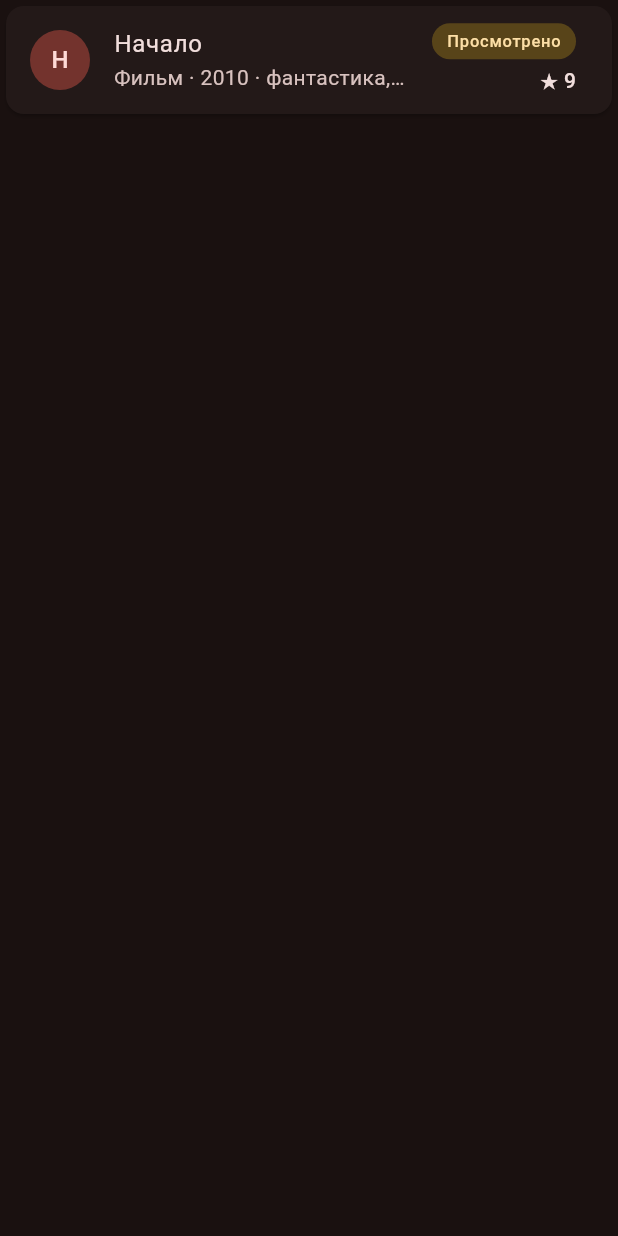
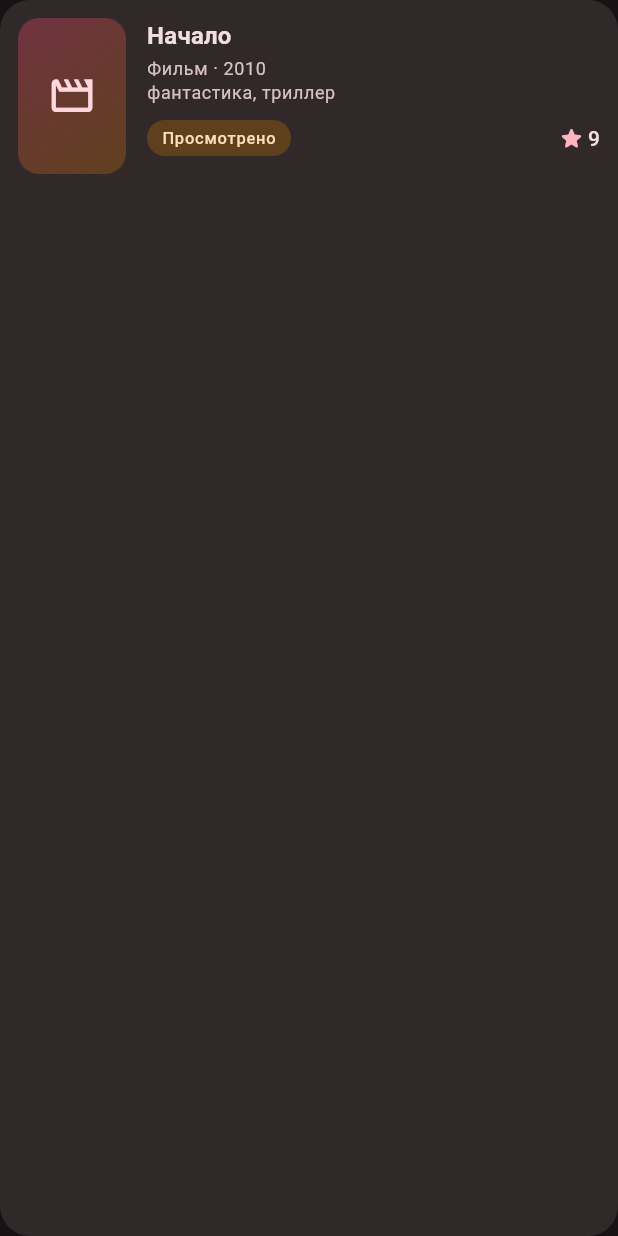
Before and after one commit to nik0nikoni/WatchList, a Flutter app: the TitleCard widget shown alone on an empty page, opened directly with sample values from the repository, on a phone screen of 412 x 824 dp. Run offline on Flutter 3.47's test engine with Material 3 defaults, Android fonts, the phone set to English and light mode, and no system bars.

Commit message:
TitleCard: прогресс просмотра по эпизодам / Экран списков по статусам: вкладки как на Shikimori / Тема: цвет, скругления карточек и чипов, стиль AppBar / PosterPlaceholder и редизайн TitleCard

```diff
--- /dev/null
+++ b/lib/widgets/poster_placeholder.dart
@@ -0,0 +1,44 @@
+import 'package:flutter/material.dart';
+import '../data/mock_data.dart';
+
+class PosterPlaceholder extends StatelessWidget {
+  final TitleType type;
+  final double width;
+  final double height;
+
+  const PosterPlaceholder({
+    super.key,
+    required this.type,
+    this.width = 72,
+    this.height = 104,
+  });
+
+  IconData get _icon => switch (type) {
+        TitleType.movie => Icons.movie_outlined,
+        TitleType.series => Icons.tv_outlined,
+        TitleType.anime => Icons.auto_awesome_outlined,
+      };
+
+  @override
+  Widget build(BuildContext context) {
+    final scheme = Theme.of(context).colorScheme;
+
+    return Container(
+      width: width,
+      height: height,
+      decoration: BoxDecoration(
+        borderRadius: BorderRadius.circular(14),
+        gradient: LinearGradient(
+          begin: Alignment.topLeft,
+          end: Alignment.bottomRight,
+          colors: [scheme.primaryContainer, scheme.tertiaryContainer],
+        ),
+      ),
+      child: Icon(
+        _icon,
+        size: width * 0.45,
+        color: scheme.onPrimaryContainer,
+      ),
+    );
+  }
+}
--- a/lib/widgets/title_card.dart
+++ b/lib/widgets/title_card.dart
@@ -1,5 +1,6 @@
 import 'package:flutter/material.dart';
 import '../data/mock_data.dart';
+import 'poster_placeholder.dart';
 import 'status_badge.dart';
 
 class TitleCard extends StatelessWidget {
@@ -10,38 +11,79 @@ class TitleCard extends StatelessWidget {
 
   @override
   Widget build(BuildContext context) {
-    final scheme = Theme.of(context).colorScheme;
+    final theme = Theme.of(context);
+    final scheme = theme.colorScheme;
     final media = entry.media;
+    final subtle = theme.textTheme.bodySmall
+        ?.copyWith(color: scheme.onSurfaceVariant);
+    final showProgress = media.episodes > 1 &&
+        (entry.status == WatchStatus.watching ||
+            entry.status == WatchStatus.onHold ||
+            entry.status == WatchStatus.dropped);
 
     return Card(
-      child: ListTile(
+      clipBehavior: Clip.antiAlias,
+      child: InkWell(
         onTap: onTap,
-        leading: CircleAvatar(
-          backgroundColor: scheme.primaryContainer,
-          child: Text(
-            media.name[0],
-            style: TextStyle(color: scheme.onPrimaryContainer),
+        child: Padding(
+          padding: const EdgeInsets.all(12),
+          child: Row(
+            crossAxisAlignment: CrossAxisAlignment.start,
+            children: [
+              PosterPlaceholder(type: media.type),
+              const SizedBox(width: 14),
+              Expanded(
+                child: Column(
+                  crossAxisAlignment: CrossAxisAlignment.start,
+                  children: [
+                    Text(
+                      media.name,
+                      style: theme.textTheme.titleMedium,
+                      maxLines: 2,
+                      overflow: TextOverflow.ellipsis,
                     ),
-        ),
-        title: Text(media.name, maxLines: 1, overflow: TextOverflow.ellipsis),
-        subtitle: Text(
-          '${media.type.label} · ${media.year} · ${media.genres}',
+                    const SizedBox(height: 2),
+                    Text('${media.type.label} · ${media.year}', style: subtle),
+                    Text(
+                      media.genres,
+                      style: subtle,
                       maxLines: 1,
                       overflow: TextOverflow.ellipsis,
                     ),
-        trailing: Column(
-          mainAxisAlignment: MainAxisAlignment.center,
-          crossAxisAlignment: CrossAxisAlignment.end,
+                    if (showProgress) ...[
+                      const SizedBox(height: 10),
+                      ClipRRect(
+                        borderRadius: BorderRadius.circular(4),
+                        child: LinearProgressIndicator(
+                          value: entry.watchedEpisodes / media.episodes,
+                          minHeight: 6,
+                        ),
+                      ),
+                      const SizedBox(height: 4),
+                      Text(
+                        '${entry.watchedEpisodes} / ${media.episodes} эп.',
+                        style: subtle,
+                      ),
+                    ],
+                    const SizedBox(height: 10),
+                    Row(
                       children: [
                         StatusBadge(status: entry.status),
+                        const Spacer(),
                         if (entry.myRating != null) ...[
-              const SizedBox(height: 4),
-              Text(
-                '★ ${entry.myRating}',
-                style: Theme.of(context).textTheme.labelLarge,
+                          Icon(Icons.star_rounded,
+                              size: 18, color: scheme.primary),
+                          const SizedBox(width: 2),
+                          Text('${entry.myRating}',
+                              style: theme.textTheme.labelLarge),
+                        ],
+                      ],
                     ),
                   ],
+                ),
+              ),
             ],
+          ),
         ),
       ),
     );
```
Also changed, not shown: lib/main.dart (+28 -5 lines), lib/screens/home_screen.dart (+9 -0 lines), lib/screens/status_lists_screen.dart (added, +42 -0 lines). Lines whose indentation alone changed are shown as unchanged.
